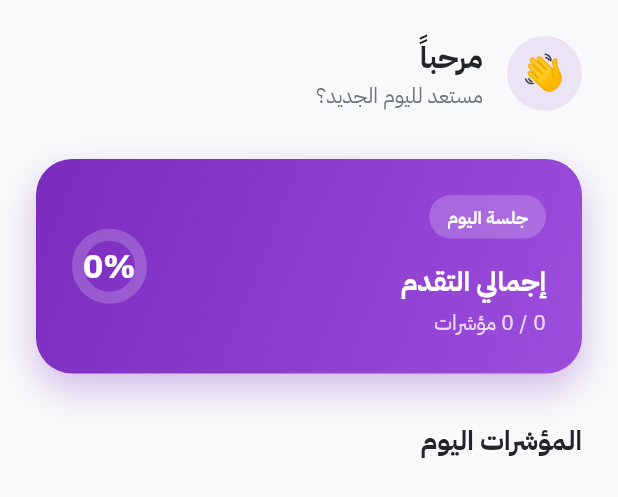
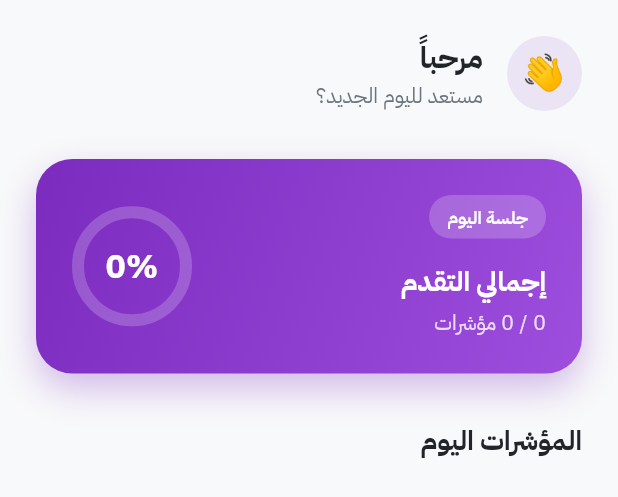
Before and after one commit to Domenez-dev/altawfeeq-demo, a Flutter app: the _HomeContent widget shown alone on an empty page, opened directly with empty values, on a phone screen of 412 x 824 dp. Shown: the top 497 px of the screen. Run offline on Flutter 3.47's test engine with Material 3 defaults, Android fonts, the phone set to English and light mode, and no system bars; drawn by our look-alikes of percent_indicator; our stand-ins replace audioplayers, dio, file_picker, fl_chart, flutter_riverpod, flutter_tts and 3 more; missing offline and left inert: record; accounts and stored records are empty; network calls fail.

Commit message:
frontend: increased circles radius

```diff
--- a/frontend/tawfik/lib/screens/home_tab.dart
+++ b/frontend/tawfik/lib/screens/home_tab.dart
@@ -159,11 +159,15 @@ class _HomeContent extends StatelessWidget {
                   ],
                 ),
                 CircularPercentIndicator(
-                  radius: 50.0,
+                  radius: 80.0,
                   lineWidth: 8.0,
                   percent: data.todayProgress,
                   center: Text(
                     '${(data.todayProgress * 100).toInt()}%',
+                    softWrap: false,
+                    overflow: TextOverflow.visible,
+                    maxLines: 1,
+                    textAlign: TextAlign.center,
                     style: const TextStyle(
                       fontSize: 22.0,
                       fontWeight: FontWeight.bold,
--- a/frontend/tawfik/lib/screens/sessions_tab.dart
+++ b/frontend/tawfik/lib/screens/sessions_tab.dart
@@ -266,11 +266,15 @@ class _SessionItem extends ConsumerWidget {
             ),
             // Bigger ring so the % text never overlaps the circle.
             CircularPercentIndicator(
-              radius: 34.0,
+              radius: 56.0,
               lineWidth: 5.0,
               percent: session.overallPercent.clamp(0.0, 1.0),
               center: Text(
                 '${(session.overallPercent * 100).toInt()}%',
+                softWrap: false,
+                overflow: TextOverflow.visible,
+                maxLines: 1,
+                textAlign: TextAlign.center,
                 style: TextStyle(fontSize: 14.0, fontWeight: FontWeight.bold, color: color),
               ),
               progressColor: color,
```
